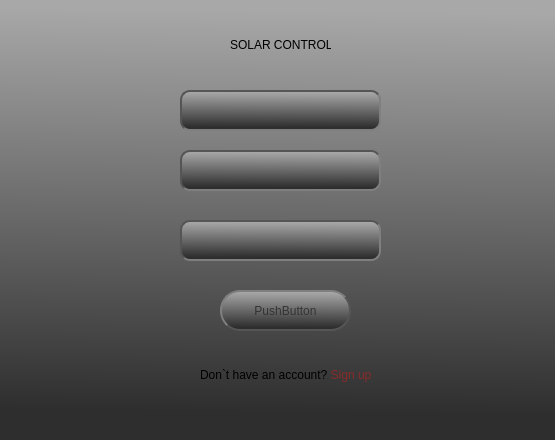
This is UI/SolarControl_Sign_in_page/Sign_in.ui in Kirill020/Solar-Control as Qt 5 draws it before an edit. The edited form follows.
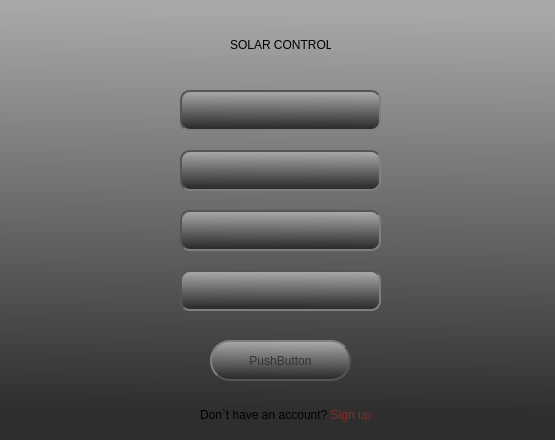
This is the edited form. Icons and pictures are not drawn.

```diff
--- a/UI/SolarControl_Sign_in_page/Sign_in.ui
+++ b/UI/SolarControl_Sign_in_page/Sign_in.ui
@@ -31,9 +31,9 @@
   <widget class="QPushButton" name="pushButton">
    <property name="geometry">
     <rect>
-     <x>220</x>
-     <y>290</y>
-     <width>131</width>
+     <x>210</x>
+     <y>340</y>
+     <width>141</width>
      <height>41</height>
     </rect>
    </property>
@@ -142,7 +142,7 @@
    <property name="geometry">
     <rect>
      <x>180</x>
-     <y>220</y>
+     <y>210</y>
      <width>201</width>
      <height>41</height>
     </rect>
@@ -268,7 +268,7 @@
    <property name="geometry">
     <rect>
      <x>200</x>
-     <y>360</y>
+     <y>400</y>
      <width>171</width>
      <height>31</height>
     </rect>
@@ -309,6 +309,58 @@
     <string>&lt;html&gt;&lt;head/&gt;&lt;body&gt;&lt;p align=&quot;center&quot;&gt;&lt;br/&gt;&lt;/p&gt;&lt;/body&gt;&lt;/html&gt;</string>
    </property>
   </widget>
+  <widget class="QLineEdit" name="Password_2">
+   <property name="geometry">
+    <rect>
+     <x>180</x>
+     <y>270</y>
+     <width>201</width>
+     <height>41</height>
+    </rect>
+   </property>
+   <property name="whatsThis">
+    <string>Login</string>
+   </property>
+   <property name="styleSheet">
+    <string notr="true">QLineEdit {
+color: #333;
+border: 2px solid #555;
+border-radius: 10px;
+border-style: inset;
+font: 12pt &quot;MS Shell Dlg 2&quot;;
+min-width: 8em;
+background: qradialgradient(
+cx: 0.3, cy: -0.4, fx: 0.3, fy: -0.4,
+radius: 1.35, stop: 0 #fff, stop: 1 #a6a6a6
+);
+padding: 5px;
+}
+
+QLineEdit:hover {
+background: qradialgradient(
+cx: 0.3, cy: -0.4, fx: 0.3, fy: -0.4,
+radius: 1.35, stop: 0 #b4b4b4, stop: 1 #969696
+);
+}
+
+QLineEdit:pressed {
+border-style: inset;
+background: qradialgradient(
+cx: 0.4, cy: -0.1, fx: 0.4, fy: -0.1,
+radius: 1.35, stop: 0 #fff, stop: 1 #ddd
+);
+}</string>
+   </property>
+   <property name="inputMask">
+    <string/>
+   </property>
+   <property name="text">
+    <string/>
+   </property>
+   <property name="placeholderText">
+    <string/>
+   </property>
+  </widget>
  </widget>
  <resources>
   <include location="../../PY/Backgrounds.qrc"/>
```
